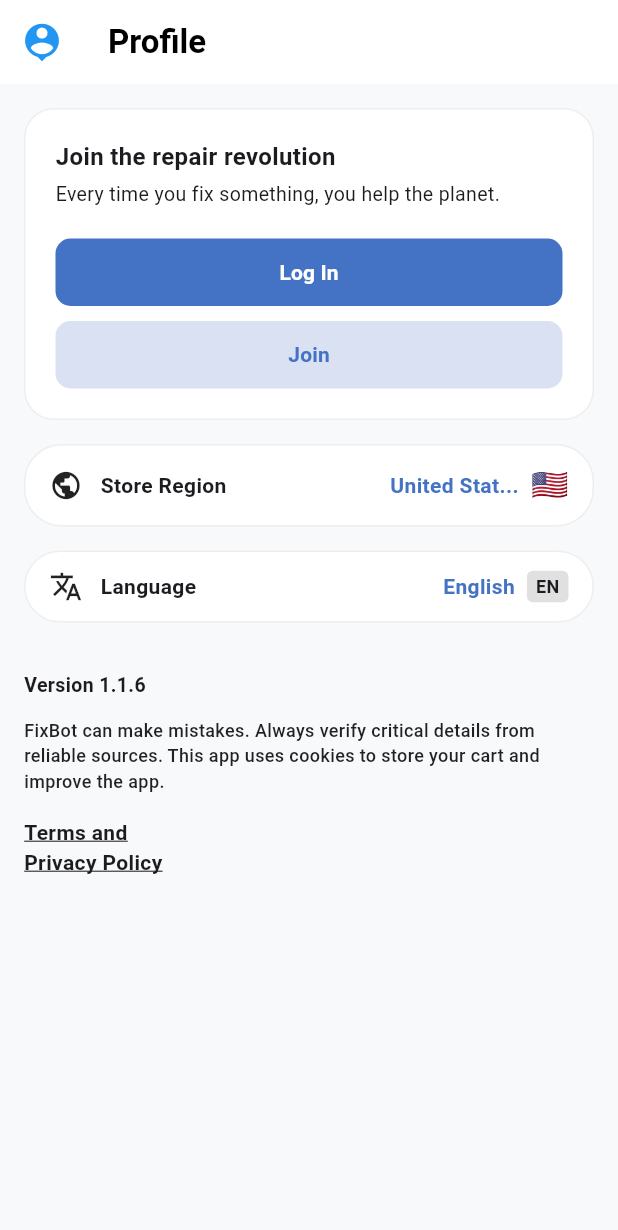
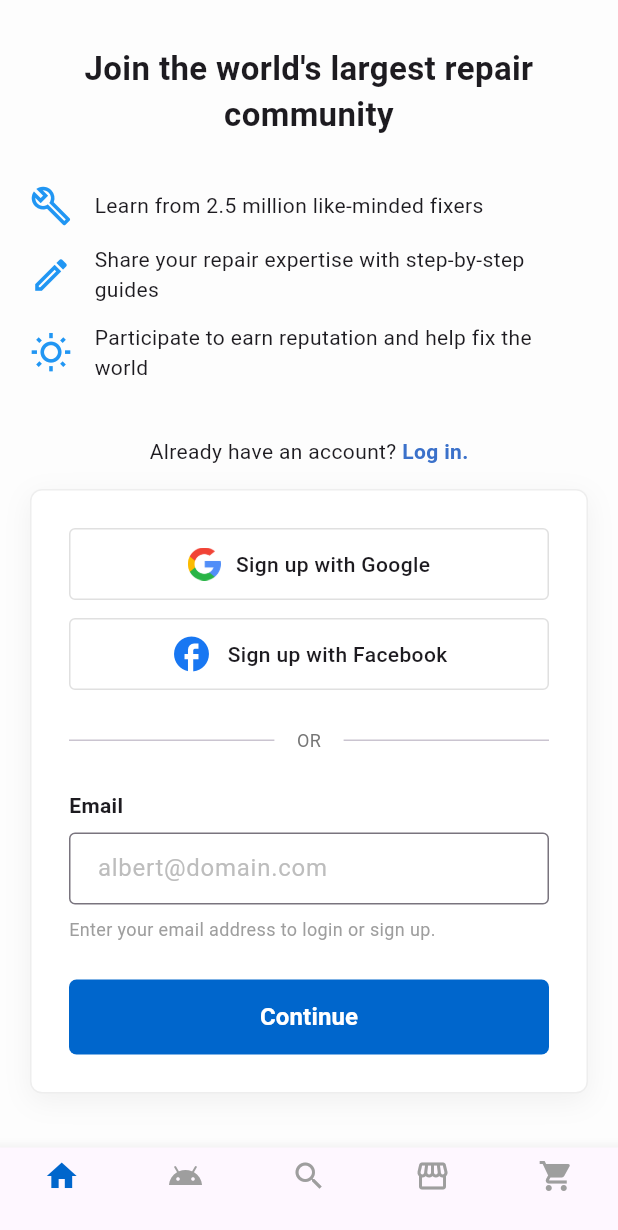
Before and after one commit to NueL72/mobodemo, a Flutter app: the ProfileScreen screen opened directly, after a tap on "Join", on a phone screen of 412 x 824 dp. Shown: the top 1230 px of the screen. Run offline on Flutter 3.47's test engine with Material 3 defaults, Android fonts, the phone set to English and light mode, and no system bars; our stand-ins replace google_maps_flutter, image_picker.

Commit message:
registersuccessful

```diff
--- a/lib/Customerpages/AccountProfile.dart
+++ b/lib/Customerpages/AccountProfile.dart
@@ -1,5 +1,6 @@
 import 'package:flutter/material.dart';
 import 'package:mobowiza/Customerpages/CustomerLogin.dart';
+import 'package:mobowiza/Customerpages/customerRegister.dart';
 
 void main() {
   runApp(const MaterialApp(home: ProfileScreen(), debugShowCheckedModeBanner: false));
@@ -108,7 +109,10 @@ class ProfileScreen extends StatelessWidget {
             const Color(0xFF4472C4),
             onPressed: () {
               // Navigate to Join/Signup Screen
-              print("Join button clicked");
+               Navigator.push(
+                context,
+                MaterialPageRoute(builder: (context) => const RepairApp()),
+              );
             },
           ),
         ],
--- a/lib/Customerpages/customerRegister.dart
+++ b/lib/Customerpages/customerRegister.dart
@@ -0,0 +1,256 @@
+import 'package:flutter/material.dart';
+
+void main() {
+  runApp(const RepairApp());
+}
+
+class RepairApp extends StatelessWidget {
+  const RepairApp({super.key});
+
+  @override
+  Widget build(BuildContext context) {
+    return MaterialApp(
+      debugShowCheckedModeBanner: false,
+      theme: ThemeData(
+        fontFamily: 'Roboto',
+        scaffoldBackgroundColor: const Color(0xFFFDFDFD),
+      ),
+      home: const RepairSignUpScreen(),
+    );
+  }
+}
+
+class RepairSignUpScreen extends StatefulWidget {
+  const RepairSignUpScreen({super.key});
+
+  @override
+  State<RepairSignUpScreen> createState() => _RepairSignUpScreenState();
+}
+
+class _RepairSignUpScreenState extends State<RepairSignUpScreen> {
+  int _selectedIndex = 0;
+
+  @override
+  Widget build(BuildContext context) {
+    return Scaffold(
+      body: SafeArea(
+        child: SingleChildScrollView(
+          padding: const EdgeInsets.symmetric(horizontal: 20, vertical: 30),
+          child: Column(
+            children: [
+              // Header Title
+              const Text(
+                "Join the world's largest repair community",
+                textAlign: TextAlign.center,
+                style: TextStyle(fontSize: 22, fontWeight: FontWeight.bold),
+              ),
+              const SizedBox(height: 25),
+
+              // Feature List section
+              const _FeatureRow(
+                icon: Icons.build_outlined,
+                text: "Learn from 2.5 million like-minded fixers",
+              ),
+              const _FeatureRow(
+                icon: Icons.edit_outlined,
+                text: "Share your repair expertise with step-by-step guides",
+              ),
+              const _FeatureRow(
+                icon: Icons.wb_sunny_outlined,
+                text: "Participate to earn reputation and help fix the world",
+              ),
+
+              const SizedBox(height: 30),
+
+              // Account Status / Login link
+              Row(
+                mainAxisAlignment: MainAxisAlignment.center,
+                children: [
+                  const Text("Already have an account? "),
+                  GestureDetector(
+                    onTap: () {},
+                    child: const Text(
+                      "Log in.",
+                      style: TextStyle(color: Color(0xFF3B71CA), fontWeight: FontWeight.bold),
+                    ),
+                  ),
+                ],
+              ),
+              const SizedBox(height: 15),
+
+              // The Main Card Container
+              Container(
+                decoration: BoxDecoration(
+                  color: Colors.white,
+                  borderRadius: BorderRadius.circular(8),
+                  border: Border.all(color: Colors.grey.shade200),
+                  boxShadow: [
+                    BoxShadow(
+                      color: Colors.black.withOpacity(0.05),
+                      blurRadius: 15,
+                      offset: const Offset(0, 5),
+                    ),
+                  ],
+                ),
+                padding: const EdgeInsets.all(25),
+                child: Column(
+                  crossAxisAlignment: CrossAxisAlignment.start,
+                  children: [
+                    // Google Sign up with Local Asset
+                    _SocialButton(
+                      label: "Sign up with Google",
+                      assetPath: "assets/icon/google.png",
+                    ),
+                    const SizedBox(height: 12),
+
+                    // Facebook Sign up
+                    const _SocialButton(
+                      label: "Sign up with Facebook",
+                      icon: Icons.facebook,
+                      iconColor: Color(0xFF1877F2),
+                    ),
+
+                    const SizedBox(height: 25),
+                    const _OrDivider(),
+                    const SizedBox(height: 25),
+
+                    const Text(
+                      "Email",
+                      style: TextStyle(fontWeight: FontWeight.bold, fontSize: 14),
+                    ),
+                    const SizedBox(height: 8),
+
+                    // Email Input Field
+                    TextField(
+                      decoration: InputDecoration(
+                        hintText: "albert@domain.com",
+                        hintStyle: TextStyle(color: Colors.grey.shade400),
+                        border: OutlineInputBorder(
+                          borderRadius: BorderRadius.circular(4),
+                          borderSide: BorderSide(color: Colors.grey.shade300),
+                        ),
+                        contentPadding: const EdgeInsets.symmetric(horizontal: 15),
+                      ),
+                    ),
+                    const SizedBox(height: 8),
+                    const Text(
+                      "Enter your email address to login or sign up.",
+                      style: TextStyle(color: Colors.grey, fontSize: 12),
+                    ),
+
+                    const SizedBox(height: 25),
+
+                    // Continue Button
+                    SizedBox(
+                      width: double.infinity,
+                      height: 50,
+                      child: ElevatedButton(
+                        onPressed: () {},
+                        style: ElevatedButton.styleFrom(
+                          backgroundColor: const Color(0xFF0066CC),
+                          shape: RoundedRectangleBorder(borderRadius: BorderRadius.circular(5)),
+                          elevation: 0,
+                        ),
+                        child: const Text(
+                          "Continue",
+                          style: TextStyle(color: Colors.white, fontSize: 16, fontWeight: FontWeight.bold),
+                        ),
+                      ),
+                    ),
+                  ],
+                ),
+              ),
+            ],
+          ),
+        ),
+      ),
+      // Bottom Navigation Bar matching your screenshot
+      bottomNavigationBar: BottomNavigationBar(
+        currentIndex: _selectedIndex,
+        onTap: (index) => setState(() => _selectedIndex = index),
+        type: BottomNavigationBarType.fixed,
+        selectedItemColor: const Color(0xFF0066CC),
+        unselectedItemColor: Colors.grey,
+        items: const [
+          BottomNavigationBarItem(icon: Icon(Icons.home), label: ''),
+          BottomNavigationBarItem(icon: Icon(Icons.android), label: ''),
+          BottomNavigationBarItem(icon: Icon(Icons.search), label: ''),
+          BottomNavigationBarItem(icon: Icon(Icons.storefront), label: ''),
+          BottomNavigationBarItem(icon: Icon(Icons.shopping_cart), label: ''),
+        ],
+      ),
+    );
+  }
+}
+
+// Sub-widget for the Feature items
+class _FeatureRow extends StatelessWidget {
+  final IconData icon;
+  final String text;
+  const _FeatureRow({required this.icon, required this.text});
+
+  @override
+  Widget build(BuildContext context) {
+    return Padding(
+      padding: const EdgeInsets.symmetric(vertical: 6),
+      child: Row(
+        children: [
+          Icon(icon, color: Colors.blue, size: 28),
+          const SizedBox(width: 15),
+          Expanded(child: Text(text, style: const TextStyle(fontSize: 14))),
+        ],
+      ),
+    );
+  }
+}
+
+// Updated Social Button with Asset Support
+class _SocialButton extends StatelessWidget {
+  final String label;
+  final String? assetPath;
+  final IconData? icon;
+  final Color? iconColor;
+
+  const _SocialButton({required this.label, this.assetPath, this.icon, this.iconColor});
+
+  @override
+  Widget build(BuildContext context) {
+    return Container(
+      width: double.infinity,
+      height: 48,
+      decoration: BoxDecoration(
+        border: Border.all(color: Colors.grey.shade300),
+        borderRadius: BorderRadius.circular(4),
+      ),
+      child: Row(
+        mainAxisAlignment: MainAxisAlignment.center,
+        children: [
+          if (assetPath != null)
+            Image.asset(assetPath!, height: 22)
+          else
+            Icon(icon, color: iconColor, size: 28),
+          const SizedBox(width: 10),
+          Text(label, style: const TextStyle(fontWeight: FontWeight.w500)),
+        ],
+      ),
+    );
+  }
+}
+
+// OR Divider sub-widget
+class _OrDivider extends StatelessWidget {
+  const _OrDivider();
+  @override
+  Widget build(BuildContext context) {
+    return Row(
+      children: [
+        const Expanded(child: Divider()),
+        Padding(
+          padding: const EdgeInsets.symmetric(horizontal: 15),
+          child: Text("OR", style: TextStyle(color: Colors.grey.shade600, fontSize: 12)),
+        ),
+        const Expanded(child: Divider()),
+      ],
+    );
+  }
+}
```
